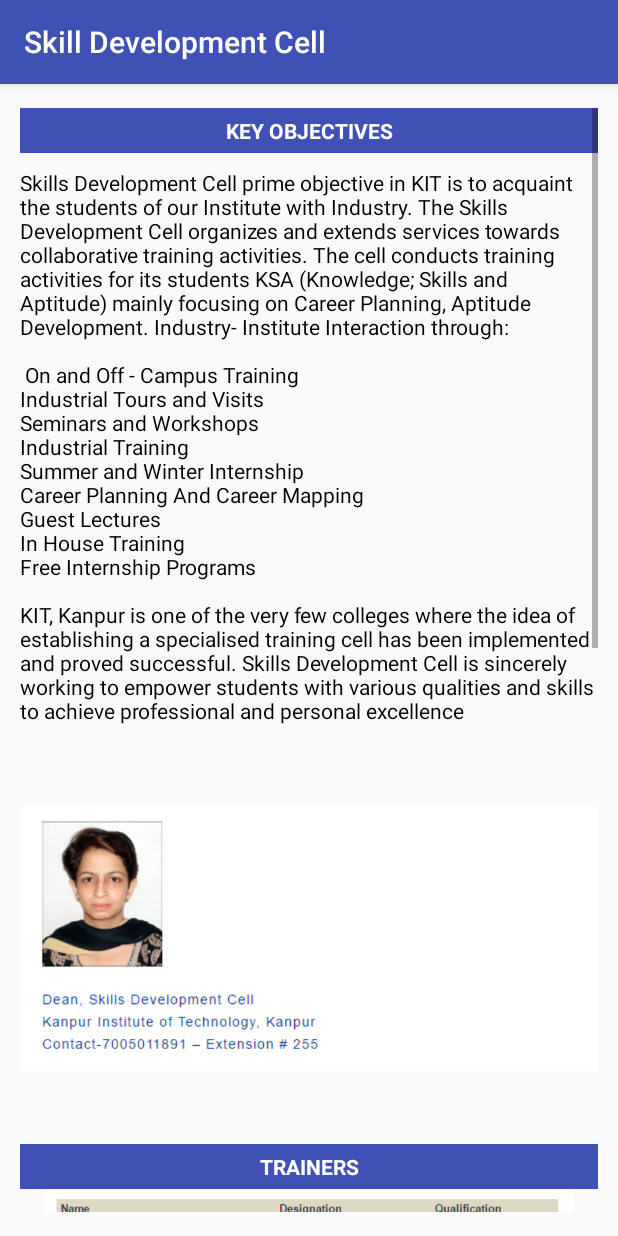
After one commit to RajneeshShukla/KIT-App, an Android app: the SDCActivity screen opened directly, with no data from a screen before it, on a phone screen of 412 x 824 dp. The commit adds this screen. Run offline under Robolectric (Android 15) with nearby library versions, the phone set to English and light mode, and no system bars.

Commit message:
Add SkillDevelopment Cell Activity

```diff
--- /dev/null
+++ b/app/src/main/java/in/ac/kit/kit_app/SDCActivity.java
@@ -0,0 +1,13 @@
+package in.ac.kit.kit_app;
+
+import android.support.v7.app.AppCompatActivity;
+import android.os.Bundle;
+
+public class SDCActivity extends AppCompatActivity {
+
+    @Override
+    protected void onCreate(Bundle savedInstanceState) {
+        super.onCreate(savedInstanceState);
+        setContentView(R.layout.activity_sdc);
+    }
+}
--- /dev/null
+++ b/app/src/main/res/layout/activity_sdc.xml
@@ -0,0 +1,85 @@
+<?xml version="1.0" encoding="utf-8"?>
+<LinearLayout xmlns:android="http://schemas.android.com/apk/res/android"
+    xmlns:tools="http://schemas.android.com/tools"
+    android:id="@+id/activity_sdc"
+    android:layout_width="match_parent"
+    android:layout_height="match_parent"
+    android:paddingBottom="@dimen/activity_vertical_margin"
+    android:paddingLeft="@dimen/activity_horizontal_margin"
+    android:paddingRight="@dimen/activity_horizontal_margin"
+    android:paddingTop="@dimen/activity_vertical_margin"
+    android:orientation="vertical"
+    tools:context="in.ac.kit.kit_app.SDCActivity">
+
+
+
+    <ScrollView
+        android:layout_width="match_parent"
+        android:layout_height="wrap_content"
+        >
+
+        <LinearLayout
+           android:orientation="vertical"
+            android:layout_width="match_parent"
+            android:layout_height="wrap_content">
+
+            <TextView
+                android:padding="5dp"
+                android:textStyle="bold"
+                android:textColor="#fff"
+                android:textAlignment="center"
+                android:text="KEY OBJECTIVES"
+                android:background="@color/colorPrimary"
+                android:layout_width="match_parent"
+                android:layout_height="wrap_content" />
+
+            <TextView
+            android:layout_marginTop="10dp"
+            android:textColor="#000000"
+            android:text="@string/sdc_key_objectives"
+            android:layout_width="match_parent"
+            android:layout_height="wrap_content" />
+
+            <ImageView
+                android:layout_marginTop="5dp"
+                android:src="@drawable/ic_dean_sdc_cell"
+                android:layout_width="match_parent"
+                android:layout_height="wrap_content" />
+
+            <LinearLayout
+                android:orientation="vertical"
+                android:layout_width="match_parent"
+                android:layout_height="wrap_content">
+
+            <TextView
+                android:layout_margin="0dp"
+                android:padding="5dp"
+                android:textStyle="bold"
+                android:textColor="#fff"
+                android:textAlignment="center"
+                android:text="TRAINERS"
+                android:background="@color/colorPrimary"
+                android:layout_width="match_parent"
+                android:layout_height="wrap_content" />
+
+            <ImageView
+                android:paddingTop="0dp"
+                android:src="@drawable/ic_pdp_trainer_one"
+                android:layout_width="match_parent"
+                android:layout_height="304dp" />
+            <ImageView
+                android:layout_margin="0dp"
+                android:src="@drawable/ic_pdp_trainer_two"
+                android:layout_width="match_parent"
+                android:layout_height="385dp" />
+            <ImageView
+                android:src="@drawable/ic_pdp_trainer_three"
+                android:layout_width="match_parent"
+                android:layout_height="94dp" />
+            </LinearLayout>
+
+        </LinearLayout>
+    </ScrollView>
+
+
+</LinearLayout>
--- a/app/src/main/res/values/strings.xml
+++ b/app/src/main/res/values/strings.xml
@@ -5,4 +5,21 @@
     <string name="action_pcrc_login">PCRC Login</string>
     <string name="action_alumini_login">Alumini Login</string>
     <string name="section_format"></string>
+
+    <string name="sdc_key_objectives">Skills Development Cell prime objective in KIT is to acquaint the students of our Institute with
+        Industry. The Skills Development Cell organizes and extends services towards collaborative training activities. The cell conducts
+        training activities for its students KSA (Knowledge; Skills and Aptitude) mainly focusing on Career Planning, Aptitude Development.
+        Industry- Institute Interaction through:
+            \n\n On and Off - Campus Training
+            \nIndustrial Tours and Visits
+            \nSeminars and Workshops
+            \nIndustrial Training
+            \nSummer and Winter Internship
+            \nCareer Planning And Career Mapping
+            \nGuest Lectures
+            \nIn House Training
+            \nFree Internship Programs
+            \n\nKIT, Kanpur is one of the very few colleges where the idea of establishing a specialised training cell
+        has been implemented and proved successful. Skills Development Cell is sincerely working to empower students with various
+        qualities and skills to achieve professional and personal excellence</string>
 </resources>
```
Also changed, not shown: app/src/main/AndroidManifest.xml (+10 -9 lines), app/src/main/java/in/ac/kit/kit_app/MainActivity.java (+50 -0 lines), app/src/main/res/layout/fragment_main.xml (+18 -9 lines), app/src/main/res/drawable/ic_dean_sdc_cell.PNG (added), app/src/main/res/drawable/ic_pdp_trainer_one.PNG (added), app/src/main/res/drawable/ic_pdp_trainer_three.PNG (added), app/src/main/res/drawable/ic_pdp_trainer_two.PNG (added).
